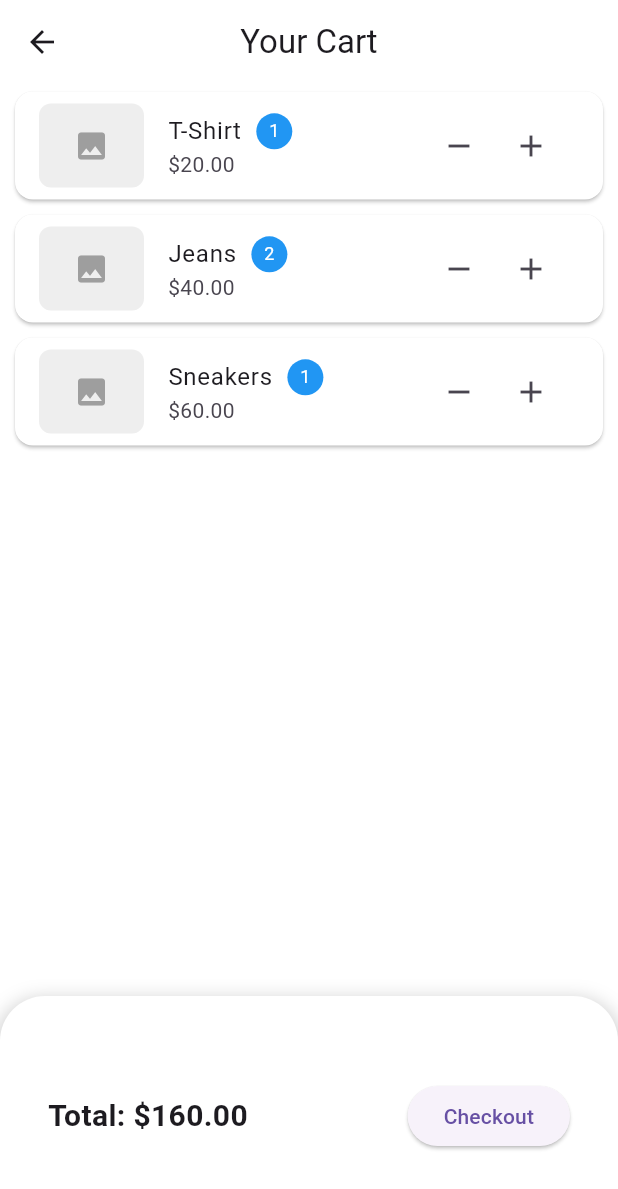
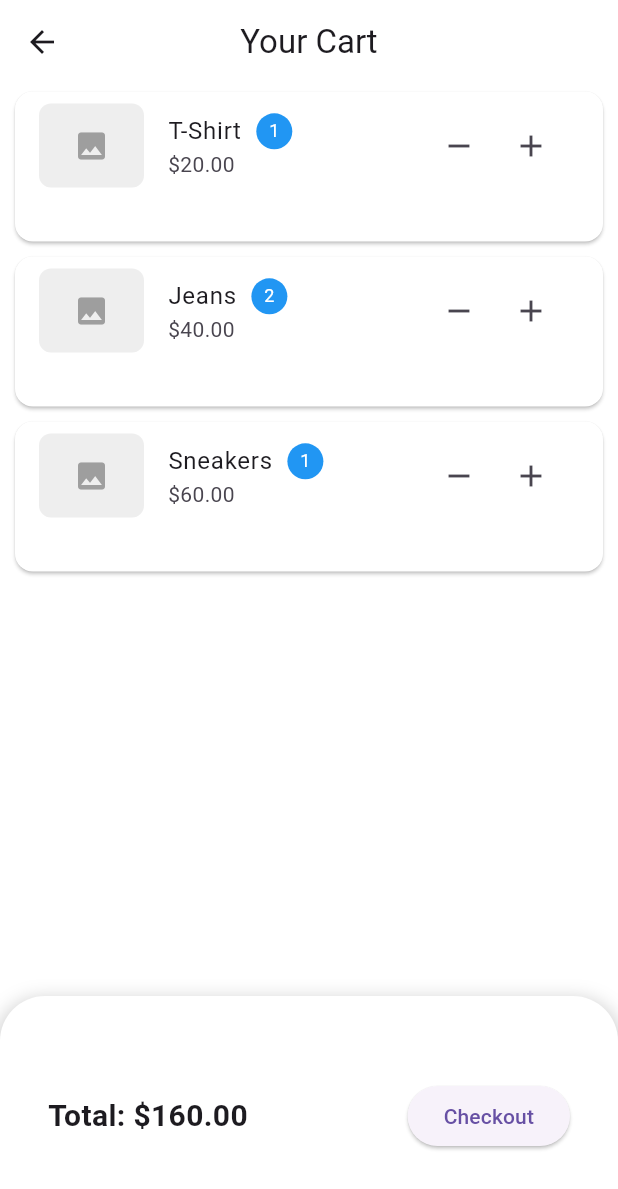
Before and after one commit to hadishamoun1/vesti-app, a Flutter app: the CartScreen screen opened directly, on a phone screen of 412 x 824 dp. Shown: the top 1189 px of the screen. Run offline on Flutter 3.47's test engine with Material 3 defaults, Android fonts, the phone set to English and light mode, and no system bars; our stand-ins replace geolocator, image_picker, jwt_decoder, permission_handler, shared_preferences; missing offline and left inert: flutter_background_geolocation; accounts and stored records are empty.

Commit message:
Increased height of card

```diff
--- a/lib/screens/Cart.dart
+++ b/lib/screens/Cart.dart
@@ -54,6 +54,9 @@ class _CartScreenState extends State<CartScreen> {
                 return Card(
                   color: Colors.white,
                   margin: EdgeInsets.symmetric(vertical: 5, horizontal: 10),
+                  child: SizedBox(
+
+                    height: 100,
                     child: ListTile(
                       leading: Container(
                         width: 70,
@@ -81,15 +84,15 @@ class _CartScreenState extends State<CartScreen> {
                             child: Center(
                               child: Text(
                                 '${cartItems[index].quantity}',
-                              style:
-                                  TextStyle(fontSize: 12, color: Colors.white),
+                                style: TextStyle(
+                                    fontSize: 12, color: Colors.white),
                               ),
                             ),
                           ),
                         ],
                       ),
-                    subtitle:
-                        Text('\$${cartItems[index].price.toStringAsFixed(2)}'),
+                      subtitle: Text(
+                          '\$${cartItems[index].price.toStringAsFixed(2)}'),
                       trailing: Row(
                         mainAxisSize: MainAxisSize.min,
                         children: [
@@ -102,6 +105,7 @@ class _CartScreenState extends State<CartScreen> {
                             onPressed: () => _incrementQuantity(index),
                           ),
                         ],
+                      ),
                     ),
                   ),
                 );
```
Lines whose indentation alone changed are shown as unchanged.
